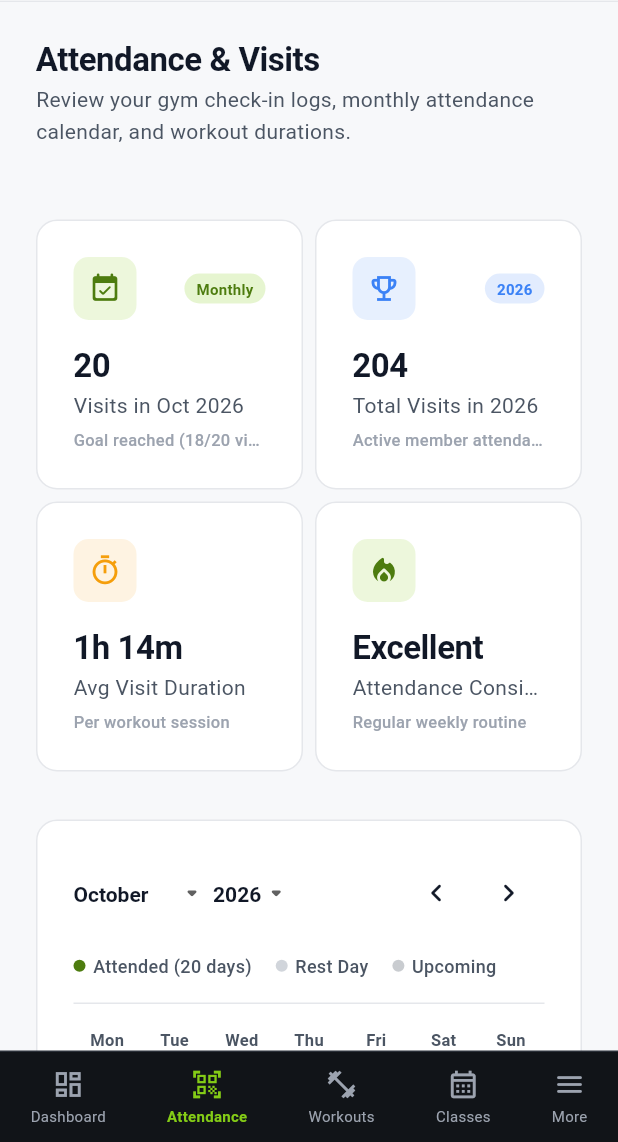
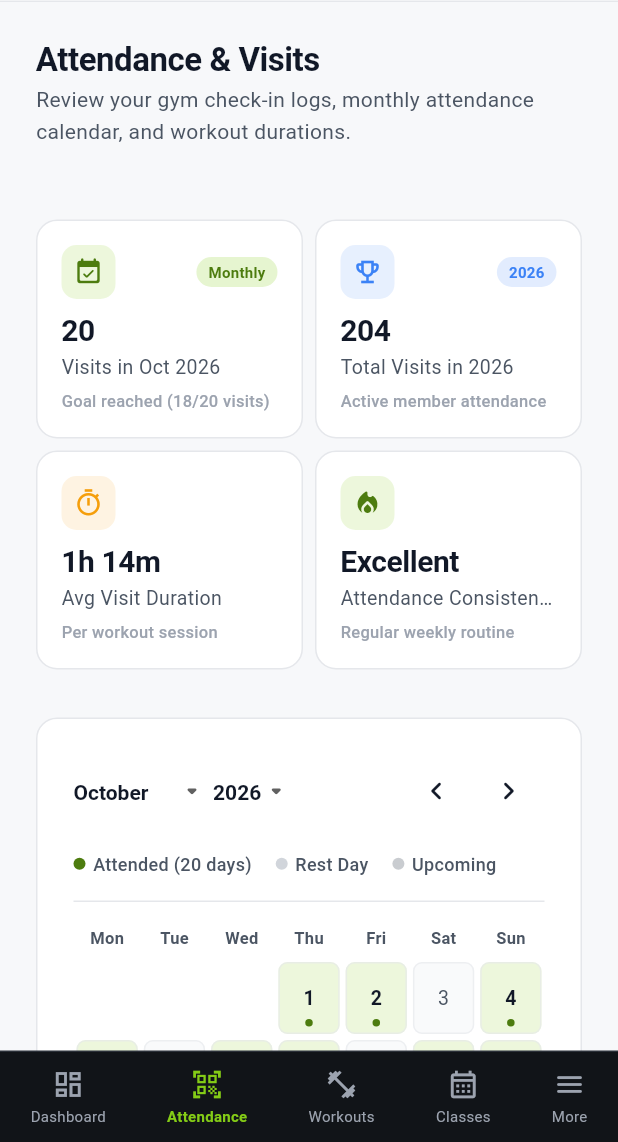
Before and after one commit to bandanaparhi/fitpulse-gym-app, a Flutter app: the AttendanceScreen screen opened by its route, after a tap on the "chevron left" icon, on a phone screen of 412 x 824 dp, the part 94-1236 px from its top. Run offline on Flutter 3.47's test engine with Material 3 defaults, Android fonts, the phone set to English and light mode, and no system bars; our stand-ins replace fl_chart, flutter_riverpod, go_router, material_ui, shared_preferences; accounts and stored records are empty.

Commit message:
fix(dashboard): eliminate RenderFlex bottom overflow on KPI summary cards with responsive layout

```diff
--- a/lib/shared/widgets/summary_card.dart
+++ b/lib/shared/widgets/summary_card.dart
@@ -43,42 +43,45 @@ class SummaryCard extends StatelessWidget {
           onTap: onTap,
           borderRadius: AppRadius.roundedLg,
           child: Padding(
-            padding: const EdgeInsets.all(AppSpacing.lg),
+            padding: const EdgeInsets.all(AppSpacing.md),
             child: Column(
               crossAxisAlignment: CrossAxisAlignment.start,
-              mainAxisAlignment: MainAxisAlignment.spaceBetween,
+              mainAxisSize: MainAxisSize.min,
               children: [
                 Row(
                   mainAxisAlignment: MainAxisAlignment.spaceBetween,
                   crossAxisAlignment: CrossAxisAlignment.center,
                   children: [
                     Container(
-                      padding: const EdgeInsets.all(10),
+                      padding: const EdgeInsets.all(8),
                       decoration: BoxDecoration(
                         color: effectiveIconBgColor,
                         borderRadius: AppRadius.roundedMd,
                       ),
-                      child: Icon(icon, color: effectiveIconColor, size: 22),
+                      child: Icon(icon, color: effectiveIconColor, size: 20),
                     ),
                     ?badge,
                   ],
                 ),
-                const SizedBox(height: AppSpacing.md),
+                const SizedBox(height: AppSpacing.sm),
                 Text(
                   value,
-                  style: AppTextStyles.h2.copyWith(fontSize: 22),
+                  style: AppTextStyles.h2.copyWith(fontSize: 20),
                   maxLines: 1,
                   overflow: TextOverflow.ellipsis,
                 ),
-                const SizedBox(height: AppSpacing.xxs),
+                const SizedBox(height: 2),
                 Text(
                   label,
-                  style: AppTextStyles.bodyMedium.copyWith(color: AppColors.textSecondary),
+                  style: AppTextStyles.bodyMedium.copyWith(
+                    color: AppColors.textSecondary,
+                    fontSize: 13,
+                  ),
                   maxLines: 1,
                   overflow: TextOverflow.ellipsis,
                 ),
                 if (subtitle != null) ...[
-                  const SizedBox(height: AppSpacing.xs),
+                  const SizedBox(height: 4),
                   Text(
                     subtitle!,
                     style: AppTextStyles.caption.copyWith(color: AppColors.textMuted),
```
Also changed, not shown: lib/features/dashboard/presentation/dashboard_screen.dart (+59 -23 lines).
